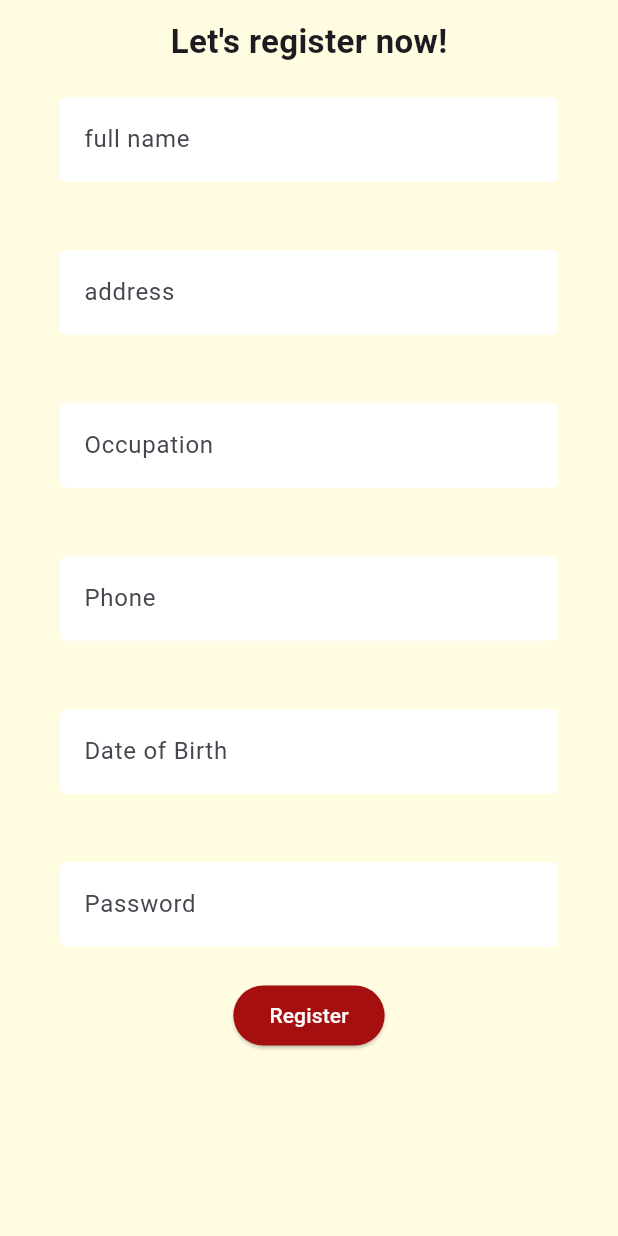
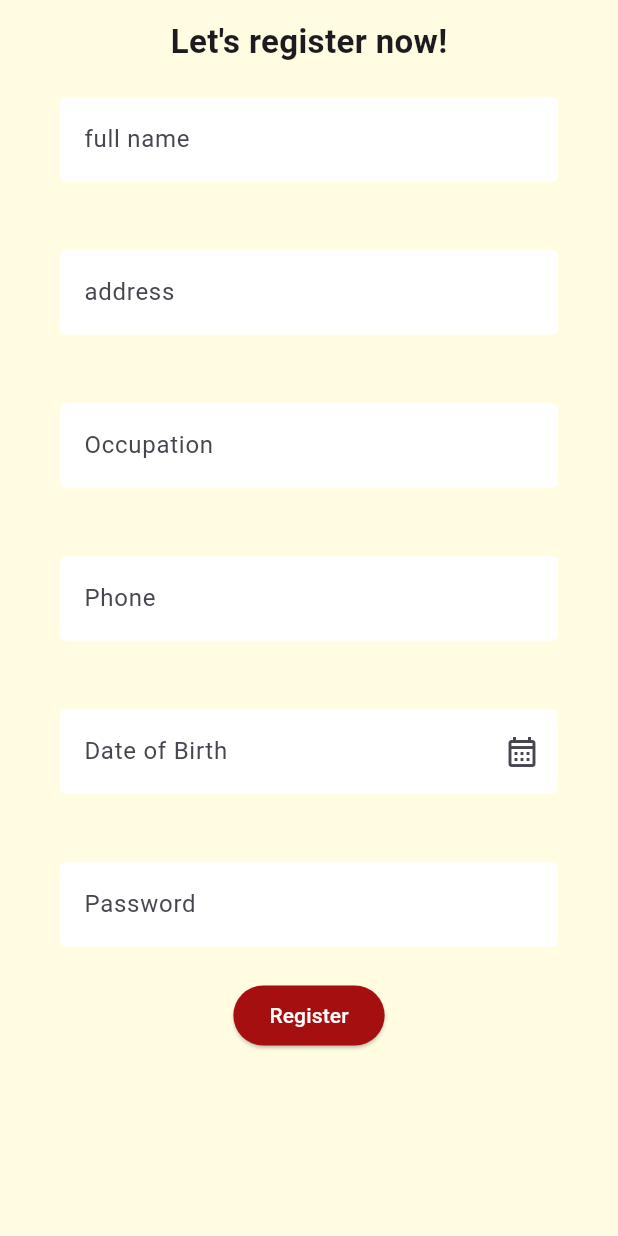
Before and after one commit to nasikmohammed/OASapp, a Flutter app: the register screen opened directly, on a phone screen of 412 x 824 dp. Run offline on Flutter 3.47's test engine with Material 3 defaults, Android fonts, the phone set to English and light mode, and no system bars; our stand-ins replace cloud_firestore, firebase_core, firebase_storage, flutter_rating_bar, fluttertoast, font_awesome_flutter and 2 more; accounts and stored records are empty.

Commit message:
second commit

```diff
--- a/lib/components/my_textfield.dart
+++ b/lib/components/my_textfield.dart
@@ -1,39 +1,42 @@
 import 'package:flutter/material.dart';
+
 class MyTextField extends StatelessWidget {
-
   final String hintText;
   final bool obscureText;
+  final InputDecoration? decoration;
+
   final TextEditingController? controller;
+  final IconButton? sufix;
 
   const MyTextField({
     super.key,
     this.controller,
-
     required this.hintText,
     required this.obscureText,
-
+    this.decoration,
+    this.sufix
 
   });
 
   @override
   Widget build(BuildContext context) {
-    return   Padding(
-             padding:  EdgeInsets.symmetric(horizontal: 40,vertical: 22),
+    return Padding(
+      padding: EdgeInsets.symmetric(horizontal: 40, vertical: 22),
       child: TextField(
         controller: controller,
-
         obscureText: obscureText,
         decoration: InputDecoration(
-                enabledBorder: const OutlineInputBorder(borderSide: BorderSide(color: Colors.white)),
-
-                focusedBorder: const OutlineInputBorder(borderSide: BorderSide(color: Color.fromARGB(255, 190, 190, 190))),
-
+          suffixIcon:
+              sufix,
+          enabledBorder: const OutlineInputBorder(
+              borderSide: BorderSide(color: Colors.white)),
+          focusedBorder: const OutlineInputBorder(
+              borderSide:
+                  BorderSide(color: Color.fromARGB(255, 190, 190, 190))),
           fillColor: const Color.fromARGB(255, 255, 255, 255),
           filled: true,
           hintText: hintText,
-
         ),
-
       ),
     );
   }
--- a/lib/main.dart
+++ b/lib/main.dart
@@ -2,7 +2,9 @@ import 'package:firebase_core/firebase_core.dart';
 import 'package:flutter/material.dart';
 import 'package:myproject/firebase_options.dart';
 import 'package:myproject/models/itemcart.dart';
+import 'package:myproject/view/login.dart';
 import 'package:myproject/view/newitem.dart';
+import 'package:myproject/view/register.dart';
 import 'package:myproject/viewmodel/controller_provider.dart';
 import 'package:provider/provider.dart';
 
@@ -32,7 +34,7 @@ class MyApp extends StatelessWidget {
           create: (context) => Cart(),
           builder: (context, child) => const MaterialApp(
             debugShowCheckedModeBanner: false,
-            home: NewItem(),
+            home: register(),
           ),
         ),
       ],
--- /dev/null
+++ b/lib/models/userdetails.dart
@@ -0,0 +1,34 @@
+class UserModel {
+  final String fullname;
+  final String address;
+  final String occupation;
+  final String phone;
+  final String dob;
+  final String password;
+
+  UserModel(
+      {required this.fullname,
+      required this.address,
+      required this.occupation,
+      required this.phone,
+      required this.dob,
+      required this.password});
+  Map<String, dynamic> toJson() => {
+        "fullname": fullname,
+        "address": address,
+        "occupation": occupation,
+        "phone": phone,
+        "dob": dob,
+        "password": password,
+      };
+  factory UserModel.fromJson(Map<String, dynamic> json) {
+    return UserModel(
+      fullname: json["fullname"],
+      address: json["address"],
+      occupation: json["occupation"],
+      phone: json["phone"],
+      dob: json["dob"],
+      password: json["password"],
+    );
+  }
+}
--- a/lib/view/register.dart
+++ b/lib/view/register.dart
@@ -1,6 +1,10 @@
 import 'package:flutter/material.dart';
 import 'package:myproject/components/my_textfield.dart';
+import 'package:myproject/models/userdetails.dart';
 import 'package:myproject/view/login.dart';
+import 'package:myproject/viewmodel/controller_provider.dart';
+import 'package:myproject/viewmodel/userstore.dart';
+import 'package:provider/provider.dart';
 
 class register extends StatefulWidget {
   const register({super.key});
@@ -9,11 +13,14 @@ class register extends StatefulWidget {
   State<register> createState() => _registerState();
 }
 
+Userstore _userstore = Userstore();
+
 class _registerState extends State<register> {
   @override
   Widget build(BuildContext context) {
+    final ctrl = Provider.of<ControllerProvider>(context);
     return Scaffold(
-      backgroundColor:Color.fromARGB(255, 255, 252, 225),
+      backgroundColor: Color.fromARGB(255, 255, 252, 225),
       body: ListView(
         children: [
           const SizedBox(
@@ -24,51 +31,95 @@ class _registerState extends State<register> {
             "Let's register now!",
             style: TextStyle(fontSize: 22, fontWeight: FontWeight.bold),
           )),
-          const MyTextField(hintText: "full name", obscureText: false),
+          MyTextField(
+            hintText: "full name",
+            obscureText: false,
+            controller: ctrl.fullname,
+          ),
           const SizedBox(
             height: 2,
           ),
-          const MyTextField(hintText: "address", obscureText: false),
+          MyTextField(
+            hintText: "address",
+            obscureText: false,
+            controller: ctrl.address,
+          ),
           const SizedBox(
             height: 2,
           ),
-          const MyTextField(hintText: "Occupation", obscureText: false),
+          MyTextField(
+            hintText: "Occupation",
+            obscureText: false,
+            controller: ctrl.occupation,
+          ),
           const SizedBox(
             height: 2,
           ),
-          const MyTextField(hintText: "Phone", obscureText: false),
+          MyTextField(
+            hintText: "Phone",
+            obscureText: false,
+            decoration: InputDecoration(
+                suffix: IconButton(
+                    onPressed: () {},
+                    icon: Icon(
+                      Icons.abc_sharp,
+                      color: Colors.red,
+                    ))),
+            controller: ctrl.phone,
+          ),
           const SizedBox(
             height: 2,
           ),
-          const MyTextField(hintText: "Date of Birth", obscureText: false),
+          MyTextField(
+            sufix: IconButton(
+                onPressed: () {
+                  ctrl.datepickfordob(context);
+                },
+                icon: Icon(Icons.calendar_month_outlined)),
+            hintText: "Date of Birth",
+            obscureText: false,
+            controller: ctrl.dob,
+          ),
           const SizedBox(
             height: 2,
           ),
-          const MyTextField(hintText: "Password", obscureText: true),
-
-
-
-          Row(mainAxisAlignment: MainAxisAlignment.center,
+          MyTextField(
+            hintText: "Password",
+            obscureText: true,
+            controller: ctrl.password,
+          ),
+          Row(
+            mainAxisAlignment: MainAxisAlignment.center,
             children: [
               ElevatedButton(
                 onPressed: () {
-                  Navigator.of(context).push(MaterialPageRoute(
-                    builder: (context) => const Login(),
-                  ));
+                  _userstore
+                      .adduserdetails(UserModel(
+                          fullname: ctrl.fullname.text,
+                          address: ctrl.address.text,
+                          occupation: ctrl.occupation.text,
+                          phone: ctrl.phone.text,
+                          dob: ctrl.dob.text,
+                          password: ctrl.password.text))
+                      .then(
+                    (value) {
+                      Navigator.of(context).push(MaterialPageRoute(
+                        builder: (context) => const Login(),
+                      ));
+                    },
+                  );
                 },
-                child: const Text("Register",style: TextStyle(color: Color.fromARGB(255, 255, 252, 252)),),
                 style: ButtonStyle(
-
-                  backgroundColor:
-                      MaterialStateProperty.all(const Color.fromARGB(255, 166, 15, 15)),
+                  backgroundColor: WidgetStateProperty.all(
+                      const Color.fromARGB(255, 166, 15, 15)),
+                ),
+                child: const Text(
+                  "Register",
+                  style: TextStyle(color: Color.fromARGB(255, 255, 252, 252)),
                 ),
               ),
             ],
           ),
-
-
-
-
         ],
       ),
     );
--- a/lib/viewmodel/controller_provider.dart
+++ b/lib/viewmodel/controller_provider.dart
@@ -3,6 +3,7 @@ import 'dart:io';
 import 'package:firebase_storage/firebase_storage.dart';
 import 'package:flutter/material.dart';
 import 'package:image_picker/image_picker.dart';
+import 'package:intl/intl.dart';
 
 class ControllerProvider extends ChangeNotifier {
   String imageurl = '';
@@ -20,6 +21,13 @@ class ControllerProvider extends ChangeNotifier {
   final servicecategorycontroller = TextEditingController();
   final servicebaseamountcontroller = TextEditingController();
   final servicedurationcontroller = TextEditingController();
+  // register
+  final fullname = TextEditingController();
+  final address = TextEditingController();
+  final occupation = TextEditingController();
+  final phone = TextEditingController();
+  final dob = TextEditingController();
+  final password = TextEditingController();
 
   pickimagefromgallery() async {
     ImagePicker imagePicker = ImagePicker();
@@ -47,7 +55,9 @@ class ControllerProvider extends ChangeNotifier {
     itembaseamountcontroller.clear();
     itemdurationcontroller.clear();
     imageurl = "";
-  }claerservicefield() {
+  }
+
+  claerservicefield() {
     servicetitlecontroller.clear();
     servicesummerycontroller.clear();
     servicedescriptioncontroller.clear();
@@ -56,4 +66,19 @@ class ControllerProvider extends ChangeNotifier {
     servicedurationcontroller.clear();
     imageurl = "";
   }
+
+  datepickfordob(context) async {
+    final DateTime? selecteddate = await showDatePicker(
+      context: context,
+      initialDate: DateTime.now(),
+      firstDate: DateTime(1900),
+      lastDate: DateTime.now(),
+    );
+    final formatteddate = DateFormat("dd/MM/yyyy").format(selecteddate!);
+
+    print(formatteddate);
+
+    dob.text = formatteddate.toString();
+    notifyListeners();
+  }
 }
--- a/pubspec.yaml
+++ b/pubspec.yaml
@@ -45,6 +45,7 @@ dependencies:
   cloud_firestore: ^4.17.3
   firebase_storage: ^11.7.5
   google_fonts: ^6.2.1
+  intl: ^0.19.0
 
 
 dev_dependencies:
```
Also changed, not shown: lib/viewmodel/userstore.dart (added, +15 -0 lines), pubspec.lock. Lines whose indentation alone changed are shown as unchanged.
